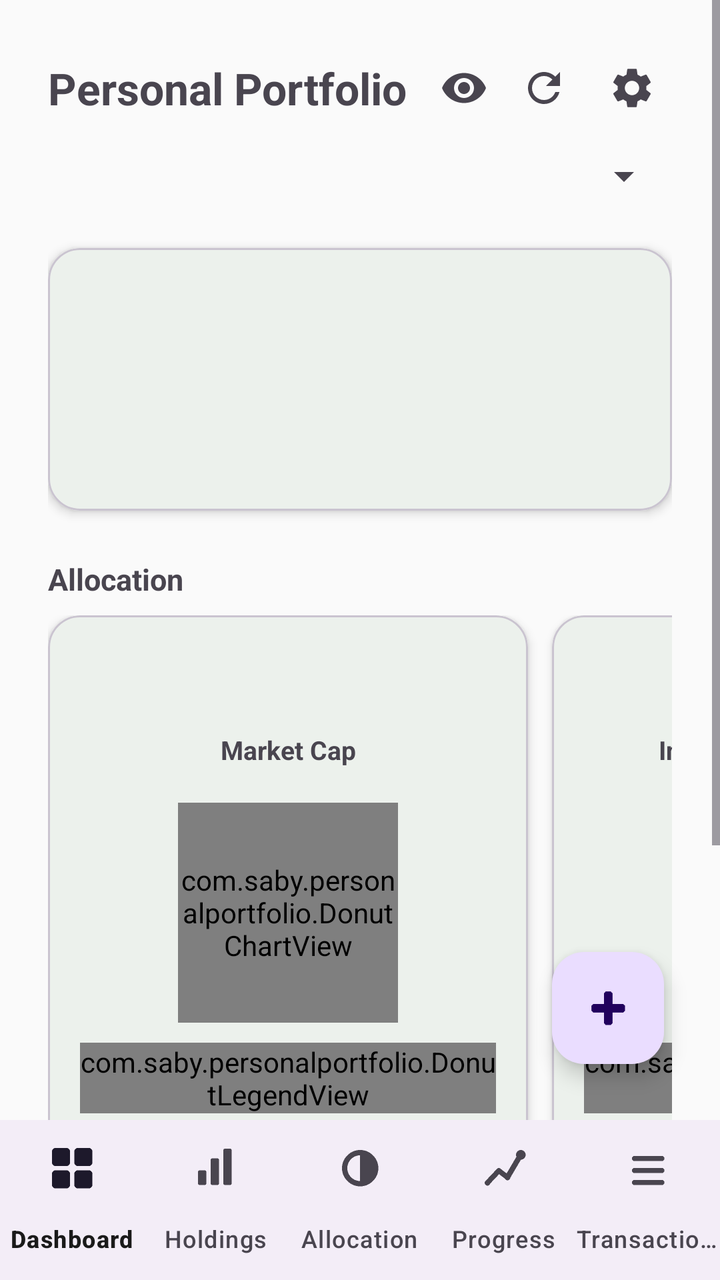
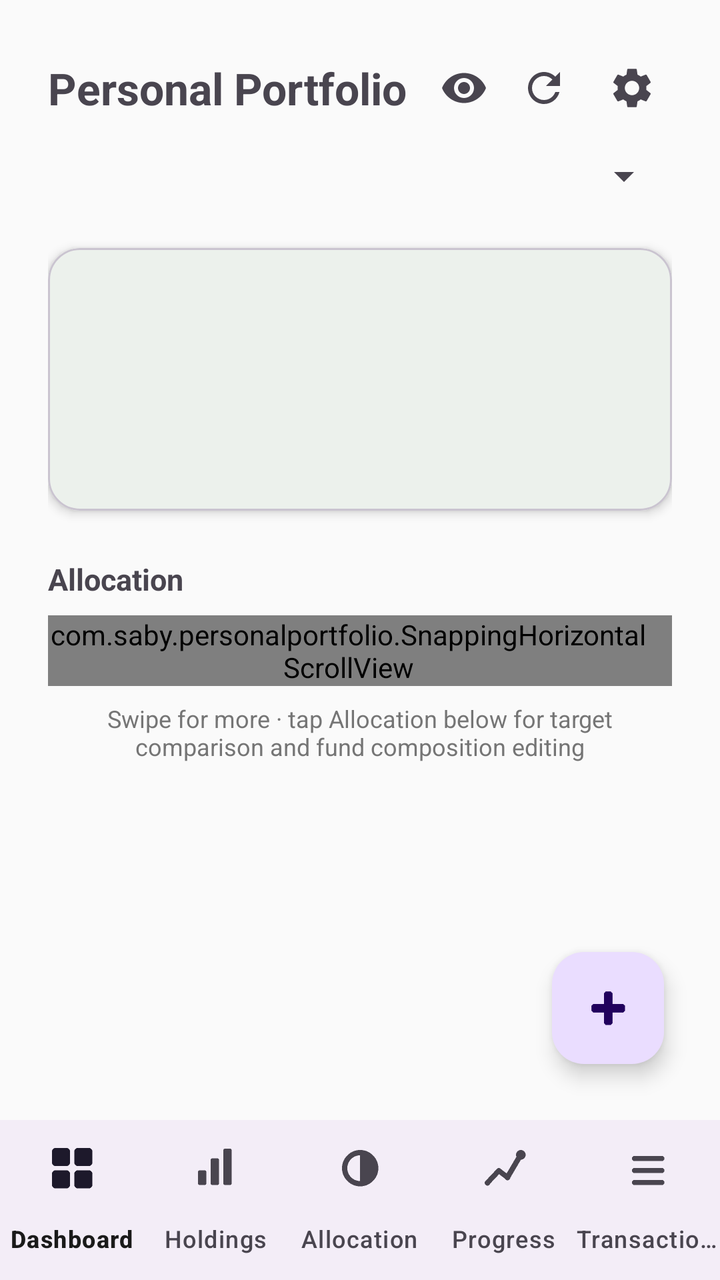

An Android layout rendered at two revisions. The XML below is the earlier revision; the diff shows what the commit changed to produce the second picture.
<!-- AndroidManifest.xml: application theme Theme.PersonalPortfolio -->
<!-- res/layout/activity_main.xml -->
<?xml version="1.0" encoding="utf-8"?>
<LinearLayout xmlns:android="http://schemas.android.com/apk/res/android"
    xmlns:app="http://schemas.android.com/apk/res-auto"
    android:layout_width="match_parent"
    android:layout_height="match_parent"
    android:orientation="vertical">

    <FrameLayout
        android:layout_width="match_parent"
        android:layout_height="0dp"
        android:layout_weight="1">

        <ScrollView
            android:layout_width="match_parent"
            android:layout_height="match_parent">

            <LinearLayout
                android:layout_width="match_parent"
                android:layout_height="wrap_content"
                android:orientation="vertical"
                android:padding="24dp">

                <LinearLayout
                    android:layout_width="match_parent"
                    android:layout_height="wrap_content"
                    android:orientation="horizontal"
                    android:gravity="center_vertical">

                    <TextView
                        android:layout_width="0dp"
                        android:layout_height="wrap_content"
                        android:layout_weight="1"
                        android:text="Personal Portfolio"
                        android:textSize="22sp"
                        android:textStyle="bold" />

                    <ImageButton
                        android:id="@+id/dashboardIncognitoButton"
                        android:layout_width="40dp"
                        android:layout_height="40dp"
                        android:layout_marginStart="4dp"
                        android:padding="8dp"
                        android:background="?attr/selectableItemBackgroundBorderless"
                        android:src="@drawable/ic_eye"
                        android:contentDescription="Toggle incognito mode" />

                    <ImageButton
                        android:id="@+id/dashboardRefreshButton"
                        android:layout_width="40dp"
                        android:layout_height="40dp"
                        android:padding="8dp"
                        android:background="?attr/selectableItemBackgroundBorderless"
                        android:src="@drawable/ic_refresh"
                        android:contentDescription="Refresh prices" />

                    <ImageButton
                        android:id="@+id/dashboardSettingsButton"
                        android:layout_width="40dp"
                        android:layout_height="40dp"
                        android:layout_marginStart="4dp"
                        android:padding="8dp"
                        android:background="?attr/selectableItemBackgroundBorderless"
                        android:src="@drawable/ic_settings_gear"
                        android:contentDescription="Settings" />

                </LinearLayout>

                <Spinner
                    android:id="@+id/dashboardMemberSpinner"
                    android:layout_width="match_parent"
                    android:layout_height="wrap_content"
                    android:layout_marginTop="12dp" />

                <include
                    android:id="@+id/dashboardStatsCard"
                    layout="@layout/include_stats_card"
                    android:layout_width="match_parent"
                    android:layout_height="wrap_content"
                    android:layout_marginTop="24dp" />

                <TextView
                    android:layout_width="match_parent"
                    android:layout_height="wrap_content"
                    android:layout_marginTop="24dp"
                    android:text="Allocation"
                    android:textSize="15sp"
                    android:textStyle="bold" />

                
                <HorizontalScrollView
                    android:layout_width="match_parent"
                    android:layout_height="wrap_content"
                    android:layout_marginTop="8dp"
                    android:clipToPadding="false"
                    android:paddingEnd="12dp"
                    android:scrollbars="none">

                    <LinearLayout
                        android:layout_width="wrap_content"
                        android:layout_height="wrap_content"
                        android:orientation="horizontal">

                        <com.google.android.material.card.MaterialCardView
                            android:layout_width="240dp"
                            android:layout_height="300dp"
                            app:cardCornerRadius="16dp"
                            app:cardElevation="3dp">

                            <LinearLayout
                                android:layout_width="match_parent"
                                android:layout_height="match_parent"
                                android:orientation="vertical"
                                android:gravity="center"
                                android:padding="16dp">

                                <TextView
                                    android:layout_width="match_parent"
                                    android:layout_height="wrap_content"
                                    android:text="Market Cap"
                                    android:textSize="13sp"
                                    android:textStyle="bold"
                                    android:gravity="center"
                                    android:minLines="2"
                                    android:maxLines="2" />

                                <com.saby.personalportfolio.DonutChartView
                                    android:id="@+id/dashboardDonutMarketCap"
                                    android:layout_width="110dp"
                                    android:layout_height="110dp"
                                    android:layout_marginTop="10dp" />

                                <com.saby.personalportfolio.DonutLegendView
                                    android:id="@+id/dashboardDonutLegendMarketCap"
                                    android:layout_width="match_parent"
                                    android:layout_height="wrap_content"
                                    android:layout_marginTop="10dp" />

                            </LinearLayout>

                        </com.google.android.material.card.MaterialCardView>

                        <com.google.android.material.card.MaterialCardView
                            android:layout_width="240dp"
                            android:layout_height="300dp"
                            android:layout_marginStart="12dp"
                            app:cardCornerRadius="16dp"
                            app:cardElevation="3dp">

                            <LinearLayout
                                android:layout_width="match_parent"
                                android:layout_height="match_parent"
                                android:orientation="vertical"
                                android:gravity="center"
                                android:padding="16dp">

                                <TextView
                                    android:layout_width="match_parent"
                                    android:layout_height="wrap_content"
                                    android:text="Indian vs. International"
                                    android:textSize="13sp"
                                    android:textStyle="bold"
                                    android:gravity="center"
                                    android:minLines="2"
                                    android:maxLines="2" />

                                <com.saby.personalportfolio.DonutChartView
                                    android:id="@+id/dashboardDonutOrigin"
                                    android:layout_width="110dp"
                                    android:layout_height="110dp"
                                    android:layout_marginTop="10dp" />

                                <com.saby.personalportfolio.DonutLegendView
                                    android:id="@+id/dashboardDonutLegendOrigin"
                                    android:layout_width="match_parent"
                                    android:layout_height="wrap_content"
                                    android:layout_marginTop="10dp" />

                            </LinearLayout>

                        </com.google.android.material.card.MaterialCardView>

                        <com.google.android.material.card.MaterialCardView
                            android:layout_width="240dp"
                            android:layout_height="300dp"
                            android:layout_marginStart="12dp"
                            app:cardCornerRadius="16dp"
                            app:cardElevation="3dp">

                            <LinearLayout
                                android:layout_width="match_parent"
                                android:layout_height="match_parent"
                                android:orientation="vertical"
                                android:gravity="center"
                                android:padding="16dp">

                                <TextView
                                    android:layout_width="match_parent"
                                    android:layout_height="wrap_content"
                                    android:text="Equity / Debt / Commodity"
                                    android:textSize="13sp"
                                    android:textStyle="bold"
                                    android:gravity="center"
                                    android:minLines="2"
                                    android:maxLines="2" />

                                <com.saby.personalportfolio.DonutChartView
                                    android:id="@+id/dashboardDonutClass"
                                    android:layout_width="110dp"
                                    android:layout_height="110dp"
                                    android:layout_marginTop="10dp" />

                                <com.saby.personalportfolio.DonutLegendView
                                    android:id="@+id/dashboardDonutLegendClass"
                                    android:layout_width="match_parent"
                                    android:layout_height="wrap_content"
                                    android:layout_marginTop="10dp" />

                            </LinearLayout>

                        </com.google.android.material.card.MaterialCardView>

                    </LinearLayout>

                </HorizontalScrollView>

                <TextView
                    android:id="@+id/dashboardAllocationHint"
                    android:layout_width="match_parent"
                    android:layout_height="wrap_content"
                    android:layout_marginTop="8dp"
                    android:textSize="12sp"
                    android:textColor="#757575"
                    android:gravity="center"
                    android:text="Swipe for more · tap Allocation below for target comparison and fund composition editing" />

                
                <View
                    android:layout_width="match_parent"
                    android:layout_height="72dp" />

            </LinearLayout>

        </ScrollView>

        <com.google.android.material.floatingactionbutton.FloatingActionButton
            android:id="@+id/importFab"
            android:layout_width="wrap_content"
            android:layout_height="wrap_content"
            android:layout_gravity="bottom|end"
            android:layout_margin="28dp"
            android:contentDescription="Import CAS PDF"
            app:srcCompat="@drawable/ic_fab_add" />

    </FrameLayout>

    <com.google.android.material.bottomnavigation.BottomNavigationView
        android:id="@+id/bottomNav"
        android:layout_width="match_parent"
        android:layout_height="wrap_content"
        app:menu="@menu/bottom_nav_menu"
        app:labelVisibilityMode="labeled" />

</LinearLayout>
<!-- res/layout/include_stats_card.xml (included above) -->
<?xml version="1.0" encoding="utf-8"?>
<com.google.android.material.card.MaterialCardView xmlns:android="http://schemas.android.com/apk/res/android"
    xmlns:app="http://schemas.android.com/apk/res-auto"
    android:layout_width="match_parent"
    android:layout_height="wrap_content"
    app:cardCornerRadius="16dp"
    app:cardElevation="3dp">

    <LinearLayout
        android:layout_width="match_parent"
        android:layout_height="wrap_content"
        android:orientation="vertical"
        android:padding="20dp">

        <TextView
            android:id="@+id/statsCardDate"
            android:layout_width="match_parent"
            android:layout_height="wrap_content"
            android:textSize="14sp"
            android:textColor="@color/colorNeutral"
            android:textStyle="bold"
            android:visibility="gone" />

        <TextView
            android:id="@+id/statsCardValue"
            android:layout_width="match_parent"
            android:layout_height="wrap_content"
            android:layout_marginTop="4dp"
            android:textSize="28sp"
            android:textStyle="bold" />

        <TextView
            android:id="@+id/statsCardGain"
            android:layout_width="match_parent"
            android:layout_height="wrap_content"
            android:layout_marginTop="8dp"
            android:textSize="15sp"
            android:textStyle="bold" />

        
        <LinearLayout
            android:id="@+id/statsCardPeriodGainsRow"
            android:layout_width="match_parent"
            android:layout_height="wrap_content"
            android:layout_marginTop="10dp"
            android:orientation="horizontal"
            android:visibility="gone">

            <LinearLayout
                android:id="@+id/statsCardPeriodGainDayChip"
                android:layout_width="0dp"
                android:layout_height="wrap_content"
                android:layout_weight="1"
                android:layout_marginEnd="6dp"
                android:orientation="vertical"
                android:gravity="center"
                android:padding="8dp"
                android:background="@drawable/bg_period_gain_chip"
                android:clickable="true"
                android:focusable="true">

                <TextView
                    android:layout_width="wrap_content"
                    android:layout_height="wrap_content"
                    android:text="Day"
                    android:textSize="11sp"
                    android:textColor="@color/colorNeutral" />

                <TextView
                    android:id="@+id/statsCardPeriodGainDayAmount"
                    android:layout_width="wrap_content"
                    android:layout_height="wrap_content"
                    android:layout_marginTop="2dp"
                    android:textSize="13sp"
                    android:textStyle="bold" />

                <TextView
                    android:id="@+id/statsCardPeriodGainDayPercent"
                    android:layout_width="wrap_content"
                    android:layout_height="wrap_content"
                    android:textSize="11sp" />

            </LinearLayout>

            <LinearLayout
                android:id="@+id/statsCardPeriodGainYearChip"
                android:layout_width="0dp"
                android:layout_height="wrap_content"
                android:layout_weight="1"
                android:layout_marginEnd="6dp"
                android:orientation="vertical"
                android:gravity="center"
                android:padding="8dp"
                android:background="@drawable/bg_period_gain_chip"
                android:clickable="true"
                android:focusable="true">

                <TextView
                    android:layout_width="wrap_content"
                    android:layout_height="wrap_content"
                    android:text="1 year"
                    android:textSize="11sp"
                    android:textColor="@color/colorNeutral" />

                <TextView
                    android:id="@+id/statsCardPeriodGainYearAmount"
                    android:layout_width="wrap_content"
                    android:layout_height="wrap_content"
                    android:layout_marginTop="2dp"
                    android:textSize="13sp"
                    android:textStyle="bold" />

                <TextView
                    android:id="@+id/statsCardPeriodGainYearPercent"
                    android:layout_width="wrap_content"
                    android:layout_height="wrap_content"
                    android:textSize="11sp" />

            </LinearLayout>

            <LinearLayout
                android:id="@+id/statsCardPeriodGainCalendarYearChip"
                android:layout_width="0dp"
                android:layout_height="wrap_content"
                android:layout_weight="1"
                android:orientation="vertical"
                android:gravity="center"
                android:padding="8dp"
                android:background="@drawable/bg_period_gain_chip"
                android:clickable="true"
                android:focusable="true">

                <TextView
                    android:layout_width="wrap_content"
                    android:layout_height="wrap_content"
                    android:text="Calendar year"
                    android:textSize="11sp"
                    android:textColor="@color/colorNeutral" />

                <TextView
                    android:id="@+id/statsCardPeriodGainCalendarYearAmount"
                    android:layout_width="wrap_content"
                    android:layout_height="wrap_content"
                    android:layout_marginTop="2dp"
                    android:textSize="13sp"
                    android:textStyle="bold" />

                <TextView
                    android:id="@+id/statsCardPeriodGainCalendarYearPercent"
                    android:layout_width="wrap_content"
                    android:layout_height="wrap_content"
                    android:textSize="11sp" />

            </LinearLayout>

        </LinearLayout>

        <TextView
            android:id="@+id/statsCardInvested"
            android:layout_width="match_parent"
            android:layout_height="wrap_content"
            android:layout_marginTop="12dp"
            android:textSize="13sp"
            android:textColor="@color/colorNeutral"
            android:visibility="gone" />

        <TextView
            android:id="@+id/statsCardXirr"
            android:layout_width="match_parent"
            android:layout_height="wrap_content"
            android:layout_marginTop="4dp"
            android:textSize="13sp"
            android:textColor="@color/colorNeutral" />

        <TextView
            android:id="@+id/statsCardCount"
            android:layout_width="match_parent"
            android:layout_height="wrap_content"
            android:layout_marginTop="10dp"
            android:textSize="12sp"
            android:textColor="@color/colorNeutral"
            android:visibility="gone" />

    </LinearLayout>

</com.google.android.material.card.MaterialCardView>
<!-- resources referenced by this layout -->
<resources>
  <color name="colorNeutral">#757575</color>
  <!-- drawable bg_period_gain_chip (drawable) -->
  <?xml version="1.0" encoding="utf-8"?>
  <shape xmlns:android="http://schemas.android.com/apk/res/android"
      android:shape="rectangle">
      <corners android:radius="10dp" />
      <solid android:color="@color/colorNeutralBg" />
  </shape>
  <!-- drawable ic_eye (drawable) -->
  <vector xmlns:android="http://schemas.android.com/apk/res/android"
      android:width="24dp"
      android:height="24dp"
      android:viewportWidth="24"
      android:viewportHeight="24"
      android:tint="?attr/colorControlNormal">
      <path
          android:fillColor="#FF000000"
          android:pathData="M12,4.5C7,4.5 2.73,7.61 1,12c1.73,4.39 6,7.5 11,7.5s9.27,-3.11 11,-7.5c-1.73,-4.39 -6,-7.5 -11,-7.5zM12,17c-2.76,0 -5,-2.24 -5,-5s2.24,-5 5,-5 5,2.24 5,5 -2.24,5 -5,5zM12,9c-1.66,0 -3,1.34 -3,3s1.34,3 3,3 3,-1.34 3,-3 -1.34,-3 -3,-3z" />
  </vector>
  <!-- drawable ic_refresh (drawable) -->
  <vector xmlns:android="http://schemas.android.com/apk/res/android"
      android:width="24dp"
      android:height="24dp"
      android:viewportWidth="24"
      android:viewportHeight="24"
      android:tint="?attr/colorControlNormal">
      <path
          android:fillColor="#FF000000"
          android:pathData="M17.65,6.35C16.2,4.9 14.21,4 12,4c-4.42,0 -7.99,3.58 -7.99,8s3.57,8 7.99,8c3.73,0 6.84,-2.55 7.73,-6h-2.08c-0.82,2.33 -3.04,4 -5.65,4 -3.31,0 -6,-2.69 -6,-6s2.69,-6 6,-6c1.66,0 3.14,0.69 4.22,1.78L13,11h7V4l-2.35,2.35z" />
  </vector>
  <style name="Theme.PersonalPortfolio" parent="Theme.Material3.DayNight.NoActionBar">
          <item name="colorPrimary">@color/colorPrimary</item>
          <item name="colorPrimaryVariant">@color/colorPrimaryVariant</item>
          <item name="colorOnPrimary">@color/colorOnPrimary</item>
  
          <item name="colorSecondary">@color/colorSecondary</item>
          <item name="colorOnSecondary">@color/colorOnSecondary</item>
  
          <item name="android:colorBackground">@color/colorBackground</item>
          <item name="colorOnBackground">@color/colorOnBackground</item>
  
          <item name="colorSurface">@color/colorSurface</item>
          <item name="colorOnSurface">@color/colorOnSurface</item>
  
          <item name="android:statusBarColor">@color/colorPrimaryVariant</item>
      </style>
  <color name="colorNeutralBg">#EDEDED</color>
  <color name="colorPrimary">#1B5E20</color>
  <color name="colorPrimaryVariant">#0D3B12</color>
  <color name="colorOnPrimary">#FFFFFF</color>
  <color name="colorSecondary">#00897B</color>
  <color name="colorOnSecondary">#FFFFFF</color>
  <color name="colorBackground">#FAFAFA</color>
  <color name="colorOnBackground">#1A1A1A</color>
  <color name="colorSurface">#FFFFFF</color>
  <color name="colorOnSurface">#1A1A1A</color>
  <!-- unchanged entries left out for length: 2 -->
</resources>

<!-- the commit's change to res/layout/activity_main.xml (unified diff, before → after) -->
@@ -87,7 +87,7 @@
                     android:textStyle="bold" />
 
                 
-                <HorizontalScrollView
+                <com.saby.personalportfolio.SnappingHorizontalScrollView
                     android:layout_width="match_parent"
                     android:layout_height="wrap_content"
                     android:layout_marginTop="8dp"
@@ -221,7 +221,7 @@
 
                     </LinearLayout>
 
-                </HorizontalScrollView>
+                </com.saby.personalportfolio.SnappingHorizontalScrollView>
 
                 <TextView
                     android:id="@+id/dashboardAllocationHint"
